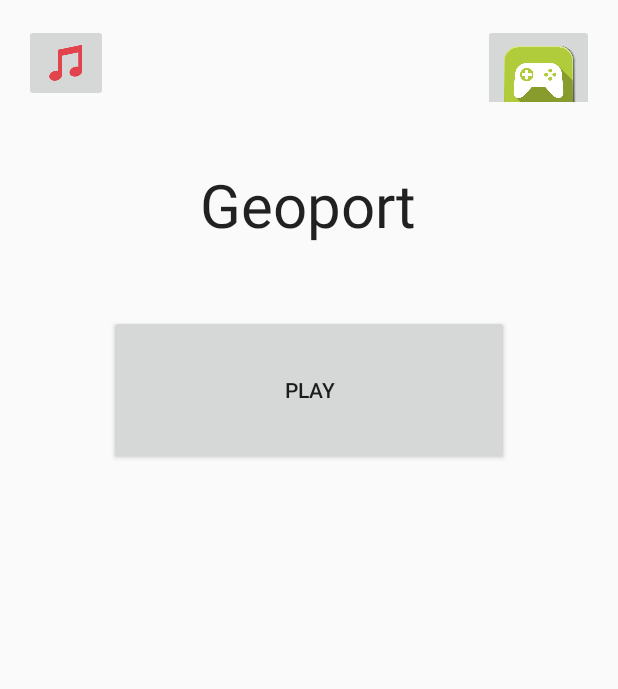
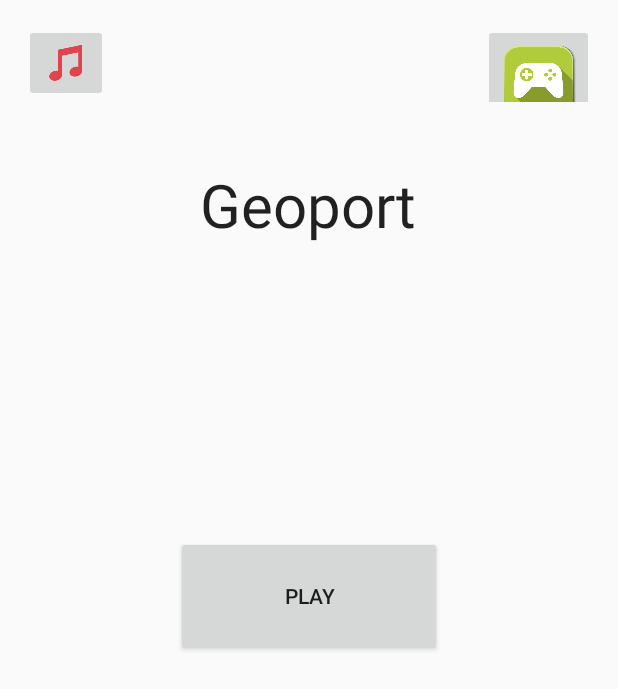
Before and after one commit to facundofreire/Geoport, an Android app: the screen it shows after launch (MenuActivity), on a phone screen of 412 x 824 dp. Shown: the top 689 px of the screen. Run offline under Robolectric (Android 15) with nearby library versions, the phone set to English and light mode, and no system bars.

Commit message:
03/05 v2

```diff
--- a/Geoport/app/src/main/java/com/salmun/dani/geoport/MenuActivity.java
+++ b/Geoport/app/src/main/java/com/salmun/dani/geoport/MenuActivity.java
@@ -1,6 +1,5 @@
 package com.salmun.dani.geoport;
 
-import android.content.DialogInterface;
 import android.content.Intent;
 import android.support.v7.app.AppCompatActivity;
 import android.os.Bundle;
--- a/Geoport/app/src/main/res/layout/activity_menu.xml
+++ b/Geoport/app/src/main/res/layout/activity_menu.xml
@@ -20,7 +20,8 @@
             android:layout_width="wrap_content"
             android:layout_height="wrap_content"
             android:id="@+id/btnMute"
-            android:src="@drawable/nota_musical" />
+            android:src="@drawable/nota_musical"
+            android:contentDescription="Mute"/>
 
         <LinearLayout
             android:orientation="vertical"
@@ -32,9 +33,10 @@
                 android:layout_height="75dp"
                 android:scaleType="fitCenter"
                 android:id="@+id/btnPlayGames"
-                android:layout_gravity="right"
+                android:layout_gravity="end"
                 android:src="@drawable/play_games"
-                android:adjustViewBounds="true"/>
+                android:adjustViewBounds="true"
+                android:contentDescription="Facebook"/>
         </LinearLayout>
 
     </LinearLayout>
@@ -43,35 +45,25 @@
         android:orientation="vertical"
         android:layout_width="match_parent"
         android:layout_height="match_parent"
-        >
+        android:weightSum="1">
 
-        <RelativeLayout
-            android:layout_width="match_parent"
-            android:layout_height="match_parent">
+        <TextView
+            android:id="@+id/textView"
+            android:layout_width="wrap_content"
+            android:layout_height="wrap_content"
+            android:layout_gravity="center"
+            android:layout_marginTop="93dp"
+            android:text="Geoport"
+            android:textAppearance="?android:attr/textAppearanceLarge"
+            android:textSize="40sp" />
 
-            <Button
-                android:layout_width="400px"
-                android:layout_height="150px"
-                android:text="Play"
-                android:id="@+id/btnPlay"
-                android:layout_row="2"
-                android:layout_column="16"
-                android:layout_centerHorizontal="true"
-                android:layout_alignParentTop="true"
-                android:layout_marginTop="194dp" />
-
-            <TextView
-                android:layout_width="wrap_content"
-                android:layout_height="wrap_content"
-                android:textAppearance="?android:attr/textAppearanceLarge"
-                android:text="Geoport"
-                android:textSize="40sp"
-                android:id="@+id/textView"
-                android:layout_gravity="center"
-                android:layout_marginTop="93dp"
-                android:layout_alignParentTop="true"
-                android:layout_centerHorizontal="true" />
-        </RelativeLayout>
+        <Button
+            android:id="@+id/btnPlay"
+            android:layout_width="177dp"
+            android:layout_height="80dp"
+            android:layout_marginTop="194dp"
+            android:layout_gravity="center"
+            android:text="Play" />
 
     </LinearLayout>
 
--- a/Geoport/app/src/main/res/values/strings.xml
+++ b/Geoport/app/src/main/res/values/strings.xml
@@ -15,5 +15,9 @@
         <item>botswana</item>
         <item>brazil</item>
         <item>bulgaria</item>
+        <item>cameroon</item>
+        <item>canada</item>
+        <item>chile</item>
+        <item>colombia</item>
     </string-array>
 </resources>
```
Also changed, not shown: Geoport/app/src/main/java/com/salmun/dani/geoport/BanderasActivity.java (+20 -19 lines), 2 other files.
